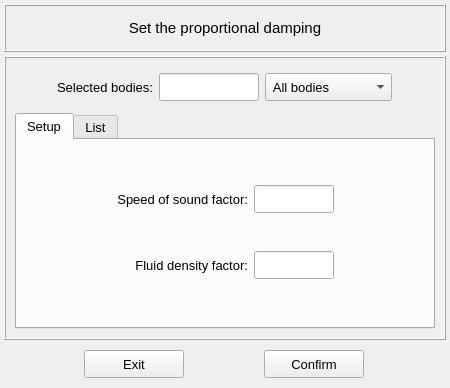
This is vibra/interface/data/ui_files/model/acoustic/dissipation_models/proportional_damping_inputs.ui in MOPT-UFSC/VIBRA as Qt 5 draws it before an edit. The edited form follows.
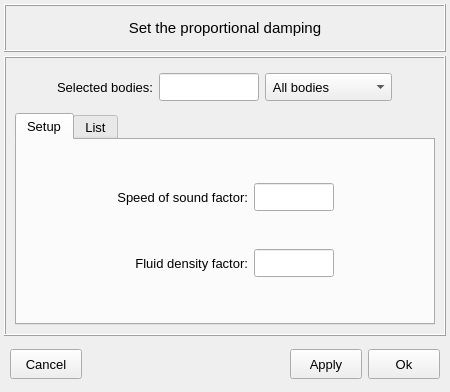
This is the edited form.

What changed in the file:
```diff
--- a/vibra/interface/data/ui_files/model/acoustic/dissipation_models/proportional_damping_inputs.ui
+++ b/vibra/interface/data/ui_files/model/acoustic/dissipation_models/proportional_damping_inputs.ui
@@ -200,7 +200,6 @@
                 <font>
                  <family>MS Shell Dlg 2</family>
                  <pointsize>10</pointsize>
-                 <weight>50</weight>
                  <italic>false</italic>
                  <bold>false</bold>
                 </font>
@@ -231,7 +230,6 @@
                 <font>
                  <family>MS Shell Dlg 2</family>
                  <pointsize>10</pointsize>
-                 <weight>50</weight>
                  <italic>false</italic>
                  <bold>false</bold>
                 </font>
@@ -262,7 +260,6 @@
                 <font>
                  <family>MS Shell Dlg 2</family>
                  <pointsize>10</pointsize>
-                 <weight>50</weight>
                  <italic>false</italic>
                  <bold>false</bold>
                 </font>
@@ -296,7 +293,6 @@
                 <font>
                  <family>MS Shell Dlg 2</family>
                  <pointsize>10</pointsize>
-                 <weight>50</weight>
                  <italic>false</italic>
                  <bold>false</bold>
                 </font>
@@ -683,14 +679,14 @@
     <widget class="QFrame" name="frame_7">
      <property name="minimumSize">
       <size>
-       <width>340</width>
-       <height>40</height>
+       <width>0</width>
+       <height>48</height>
       </size>
      </property>
      <property name="maximumSize">
       <size>
        <width>16777215</width>
-       <height>40</height>
+       <height>48</height>
       </size>
      </property>
      <property name="frameShape">
@@ -701,39 +697,37 @@
      </property>
      <layout class="QGridLayout" name="gridLayout_11">
       <property name="leftMargin">
-       <number>0</number>
+       <number>6</number>
       </property>
       <property name="topMargin">
        <number>0</number>
       </property>
       <property name="rightMargin">
-       <number>0</number>
+       <number>6</number>
       </property>
       <property name="bottomMargin">
        <number>0</number>
       </property>
-      <property name="spacing">
+      <property name="verticalSpacing">
        <number>0</number>
       </property>
-      <item row="0" column="1">
-       <widget class="QPushButton" name="pushButton_confirm">
+      <item row="0" column="3">
+       <widget class="QPushButton" name="pushButton_apply_and_close">
         <property name="minimumSize">
          <size>
-          <width>100</width>
-          <height>28</height>
+          <width>72</width>
+          <height>30</height>
          </size>
         </property>
         <property name="maximumSize">
          <size>
-          <width>100</width>
-          <height>28</height>
+          <width>72</width>
+          <height>30</height>
          </size>
         </property>
         <property name="font">
          <font>
-          <family>MS Shell Dlg 2</family>
           <pointsize>10</pointsize>
-          <weight>50</weight>
           <italic>false</italic>
           <bold>false</bold>
          </font>
@@ -742,9 +736,53 @@
          <string notr="true"/>
         </property>
         <property name="text">
-         <string>Confirm</string>
+         <string>Ok</string>
         </property>
         <property name="autoDefault">
+         <bool>false</bool>
+        </property>
+        <property name="default">
+         <bool>false</bool>
+        </property>
+        <property name="flat">
+         <bool>false</bool>
+        </property>
+       </widget>
+      </item>
+      <item row="0" column="2">
+       <widget class="QPushButton" name="pushButton_apply">
+        <property name="minimumSize">
+         <size>
+          <width>72</width>
+          <height>30</height>
+         </size>
+        </property>
+        <property name="maximumSize">
+         <size>
+          <width>72</width>
+          <height>30</height>
+         </size>
+        </property>
+        <property name="font">
+         <font>
+          <pointsize>10</pointsize>
+          <italic>false</italic>
+          <bold>false</bold>
+         </font>
+        </property>
+        <property name="styleSheet">
+         <string notr="true"/>
+        </property>
+        <property name="text">
+         <string>Apply</string>
+        </property>
+        <property name="autoDefault">
+         <bool>false</bool>
+        </property>
+        <property name="default">
+         <bool>false</bool>
+        </property>
+        <property name="flat">
          <bool>false</bool>
         </property>
        </widget>
@@ -753,21 +791,19 @@
        <widget class="QPushButton" name="pushButton_exit">
         <property name="minimumSize">
          <size>
-          <width>100</width>
-          <height>28</height>
+          <width>72</width>
+          <height>30</height>
          </size>
         </property>
         <property name="maximumSize">
          <size>
-          <width>100</width>
-          <height>28</height>
+          <width>72</width>
+          <height>30</height>
          </size>
         </property>
         <property name="font">
          <font>
-          <family>MS Shell Dlg 2</family>
           <pointsize>10</pointsize>
-          <weight>50</weight>
           <italic>false</italic>
           <bold>false</bold>
          </font>
@@ -776,13 +812,32 @@
          <string notr="true"/>
         </property>
         <property name="text">
-         <string>Exit</string>
+         <string>Cancel</string>
         </property>
         <property name="autoDefault">
          <bool>false</bool>
         </property>
+        <property name="default">
+         <bool>false</bool>
+        </property>
+        <property name="flat">
+         <bool>false</bool>
+        </property>
        </widget>
       </item>
+      <item row="0" column="1">
+       <spacer name="horizontalSpacer_17">
+        <property name="orientation">
+         <enum>Qt::Orientation::Horizontal</enum>
+        </property>
+        <property name="sizeHint" stdset="0">
+         <size>
+          <width>40</width>
+          <height>20</height>
+         </size>
+        </property>
+       </spacer>
+      </item>
      </layout>
     </widget>
    </item>
```
Left out of the diff: 59 changed lines with no effect on the pictures.
